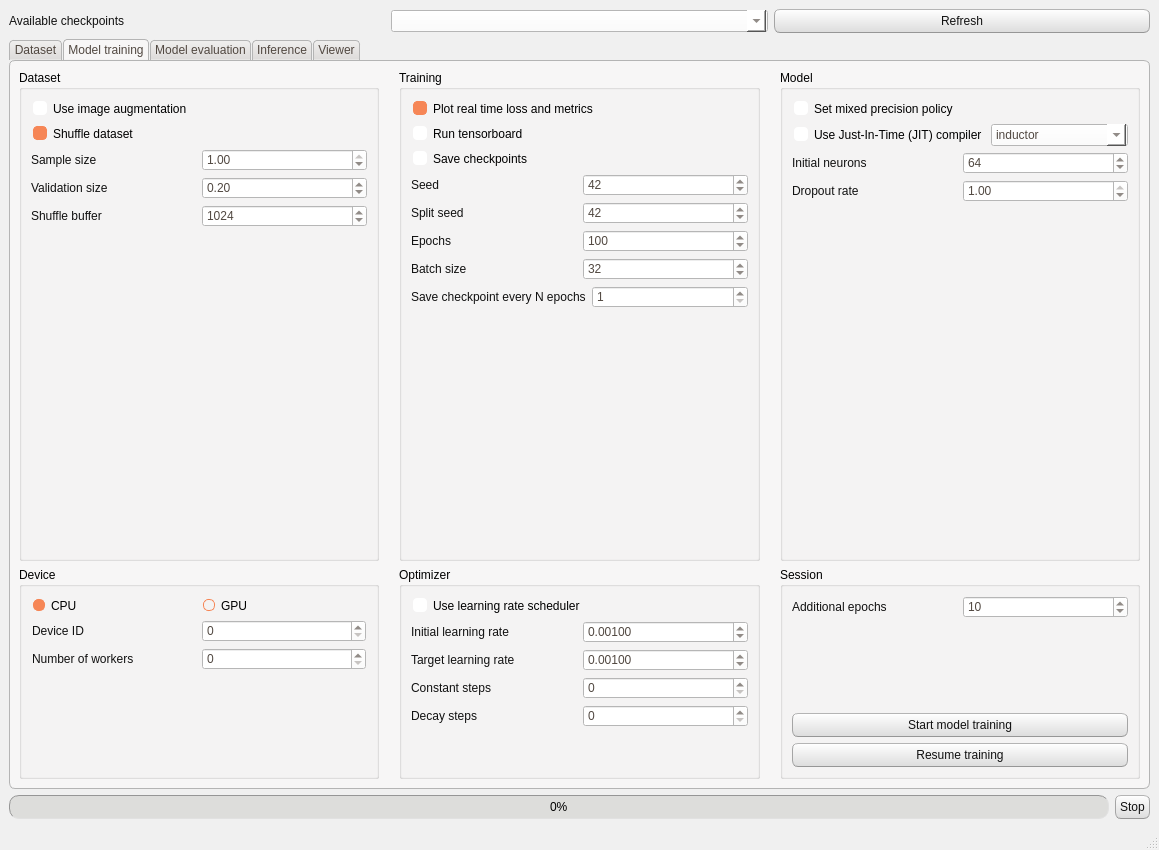
Old version of the form FEXT/app/src/window_layout.ui in the repository CTCycle/FEXT-Autoencoder.
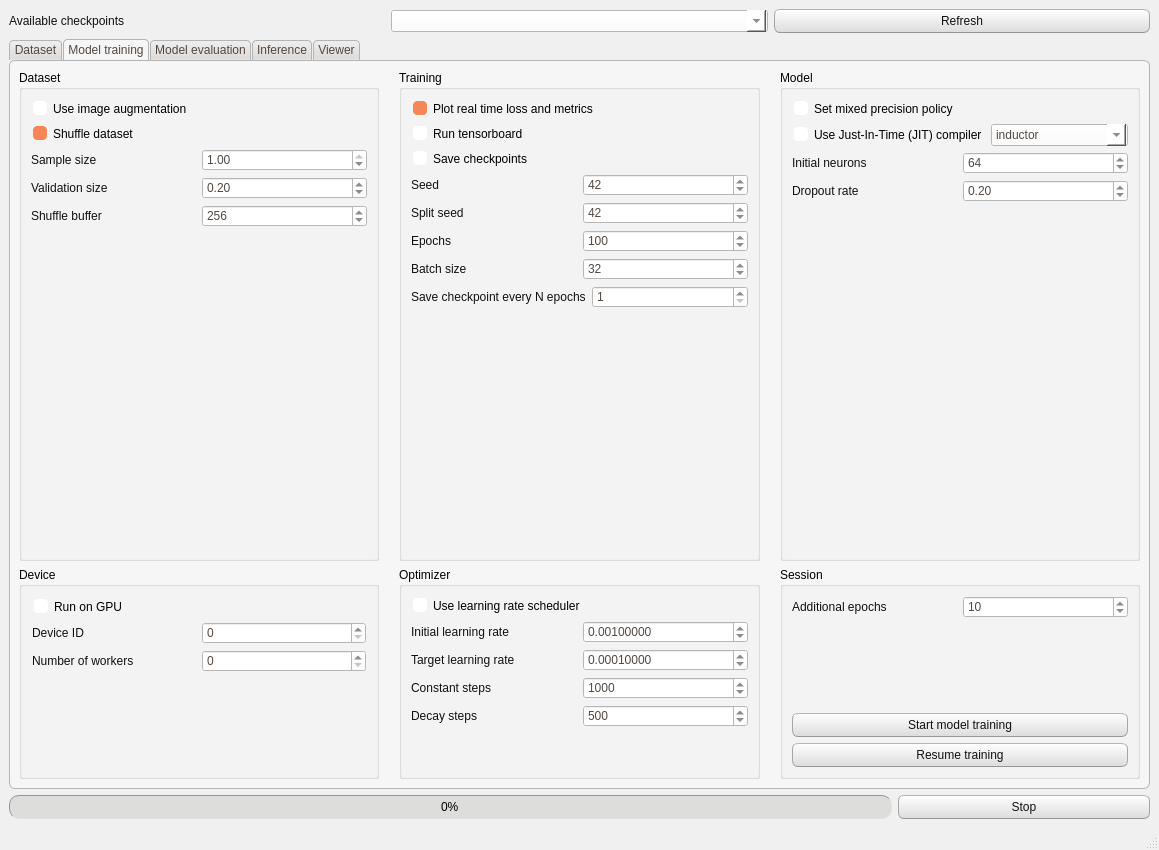
New version of the form. The open tabs and pages were chosen to show the change.

Diff of the .ui file:
```diff
--- a/FEXT/app/src/window_layout.ui
+++ b/FEXT/app/src/window_layout.ui
@@ -762,7 +762,7 @@
                     <number>10</number>
                    </property>
                    <property name="value">
-                    <number>1024</number>
+                    <number>256</number>
                    </property>
                   </widget>
                  </item>
@@ -873,7 +873,10 @@
                  <item>
                   <widget class="QDoubleSpinBox" name="initialLearningRate">
                    <property name="decimals">
-                    <number>5</number>
+                    <number>8</number>
+                   </property>
+                   <property name="maximum">
+                    <double>100.000000000000000</double>
                    </property>
                    <property name="singleStep">
                     <double>0.000100000000000</double>
@@ -897,14 +900,17 @@
                  <item>
                   <widget class="QDoubleSpinBox" name="targetLearningRate">
                    <property name="decimals">
-                    <number>5</number>
+                    <number>8</number>
+                   </property>
+                   <property name="maximum">
+                    <double>100.000000000000000</double>
                    </property>
                    <property name="singleStep">
-                    <double>0.000100000000000</double>
-                   </property>
-                   <property name="value">
                     <double>0.001000000000000</double>
                    </property>
+                   <property name="value">
+                    <double>0.000100000000000</double>
+                   </property>
                   </widget>
                  </item>
                 </layout>
@@ -926,6 +932,9 @@
                    <property name="singleStep">
                     <number>10</number>
                    </property>
+                   <property name="value">
+                    <number>1000</number>
+                   </property>
                   </widget>
                  </item>
                 </layout>
@@ -947,6 +956,9 @@
                    <property name="singleStep">
                     <number>10</number>
                    </property>
+                   <property name="value">
+                    <number>500</number>
+                   </property>
                   </widget>
                  </item>
                 </layout>
@@ -1144,25 +1156,14 @@
              <item>
               <layout class="QVBoxLayout" name="verticalLayout_18">
                <item>
-                <layout class="QHBoxLayout" name="horizontalLayout_8">
-                 <item>
-                  <widget class="QRadioButton" name="setCPU">
-                   <property name="text">
-                    <string>CPU</string>
-                   </property>
-                   <property name="checked">
-                    <bool>true</bool>
-                   </property>
-                  </widget>
-                 </item>
-                 <item>
-                  <widget class="QRadioButton" name="setGPU">
-                   <property name="text">
-                    <string>GPU</string>
-                   </property>
-                  </widget>
-                 </item>
-                </layout>
+                <widget class="QCheckBox" name="runTrainGPU">
+                 <property name="text">
+                  <string>Run on GPU</string>
+                 </property>
+                </widget>
+               </item>
+               <item>
+                <layout class="QHBoxLayout" name="horizontalLayout_8"/>
                </item>
                <item>
                 <layout class="QHBoxLayout" name="horizontalLayout_23">
@@ -1319,7 +1320,7 @@
                   <double>0.050000000000000</double>
                  </property>
                  <property name="value">
-                  <double>1.000000000000000</double>
+                  <double>0.200000000000000</double>
                  </property>
                 </widget>
                </item>
@@ -1657,7 +1658,7 @@
      </widget>
     </item>
     <item>
-     <layout class="QHBoxLayout" name="horizontalLayout_3">
+     <layout class="QHBoxLayout" name="horizontalLayout_3" stretch="7,2">
       <item>
        <widget class="QProgressBar" name="progressBar">
         <property name="value">
```
Left out of the diff: 27 changed lines with no effect on the pictures.
